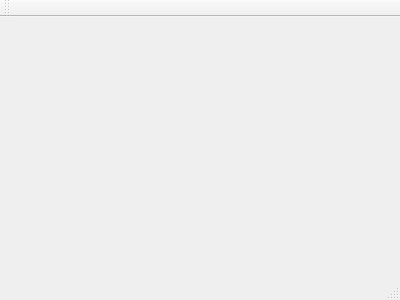
Qt form buscador.ui (Rodarc20/Similarity) before a commit.
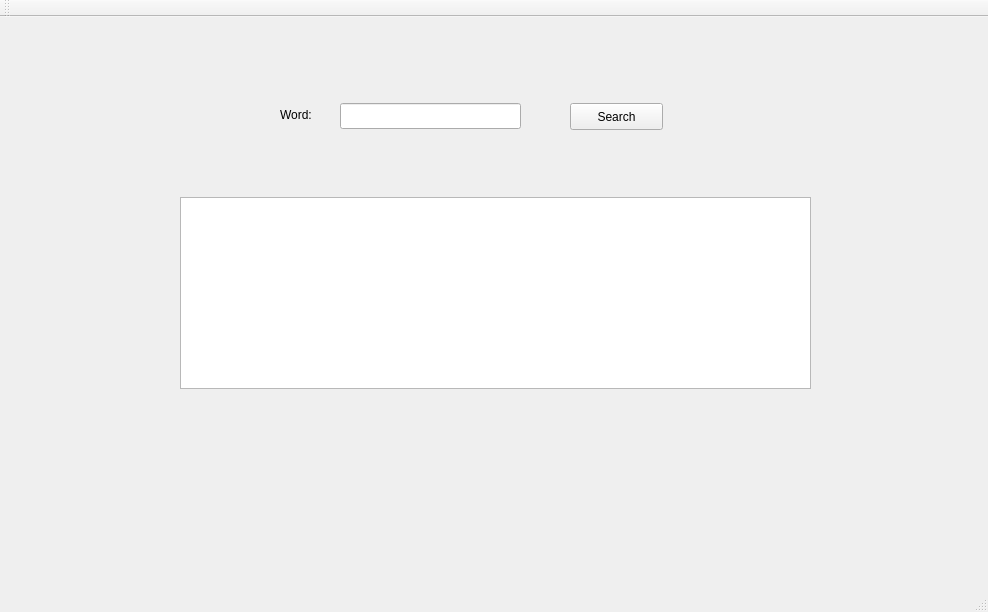
The same form after that commit.

Patch:
```diff
--- a/buscador.ui
+++ b/buscador.ui
@@ -1,24 +1,86 @@
 <ui version="4.0">
  <class>Buscador</class>
- <widget class="QMainWindow" name="Buscador" >
-  <property name="geometry" >
+ <widget class="QMainWindow" name="Buscador">
+  <property name="geometry">
    <rect>
     <x>0</x>
     <y>0</y>
-    <width>400</width>
-    <height>300</height>
+    <width>988</width>
+    <height>612</height>
    </rect>
   </property>
   <property name="windowTitle" >
    <string>Buscador</string>
   </property>
-  <widget class="QMenuBar" name="menuBar" />
-  <widget class="QToolBar" name="mainToolBar" />
-  <widget class="QWidget" name="centralWidget" />
-  <widget class="QStatusBar" name="statusBar" />
+  <widget class="QWidget" name="centralWidget">
+   <widget class="QPushButton" name="pushButton">
+    <property name="geometry">
+     <rect>
+      <x>570</x>
+      <y>86</y>
+      <width>93</width>
+      <height>27</height>
+     </rect>
+    </property>
+    <property name="text">
+     <string>Search</string>
+    </property>
+   </widget>
+   <widget class="QLineEdit" name="lineEdit">
+    <property name="geometry">
+     <rect>
+      <x>340</x>
+      <y>86</y>
+      <width>181</width>
+      <height>26</height>
+     </rect>
+    </property>
+   </widget>
+   <widget class="QLabel" name="label">
+    <property name="geometry">
+     <rect>
+      <x>280</x>
+      <y>90</y>
+      <width>58</width>
+      <height>16</height>
+     </rect>
+    </property>
+    <property name="text">
+     <string>Word:</string>
+    </property>
+   </widget>
+   <widget class="QTableView" name="tableView">
+    <property name="geometry">
+     <rect>
+      <x>180</x>
+      <y>180</y>
+      <width>631</width>
+      <height>192</height>
+     </rect>
+    </property>
+   </widget>
+  </widget>
+  <widget class="QMenuBar" name="menuBar">
+   <property name="geometry">
+    <rect>
+     <x>0</x>
+     <y>0</y>
+     <width>988</width>
+     <height>24</height>
+    </rect>
+   </property>
+  </widget>
+  <widget class="QToolBar" name="mainToolBar">
+   <attribute name="toolBarArea">
+    <enum>TopToolBarArea</enum>
+   </attribute>
+   <attribute name="toolBarBreak">
+    <bool>false</bool>
+   </attribute>
+  </widget>
+  <widget class="QStatusBar" name="statusBar"/>
  </widget>
- <layoutDefault spacing="6" margin="11" />
- <pixmapfunction></pixmapfunction>
+ <layoutdefault spacing="6" margin="11"/>
  <resources/>
  <connections/>
 </ui>
```
Left out of the diff: 3 changed lines with no effect on the pictures.
